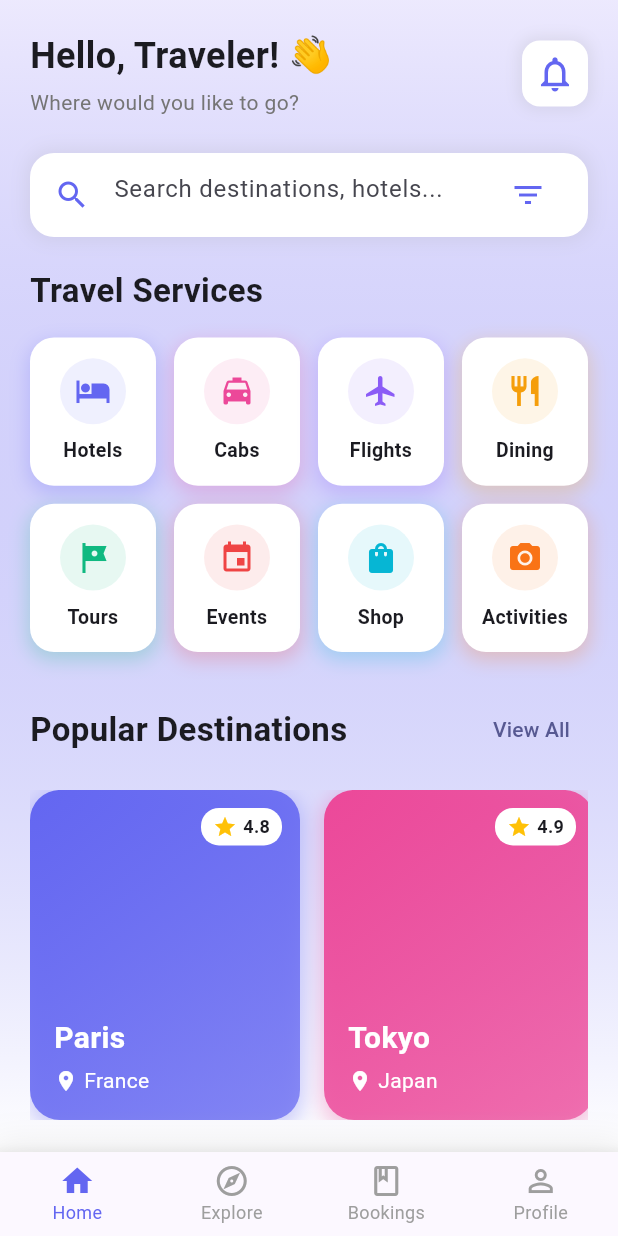
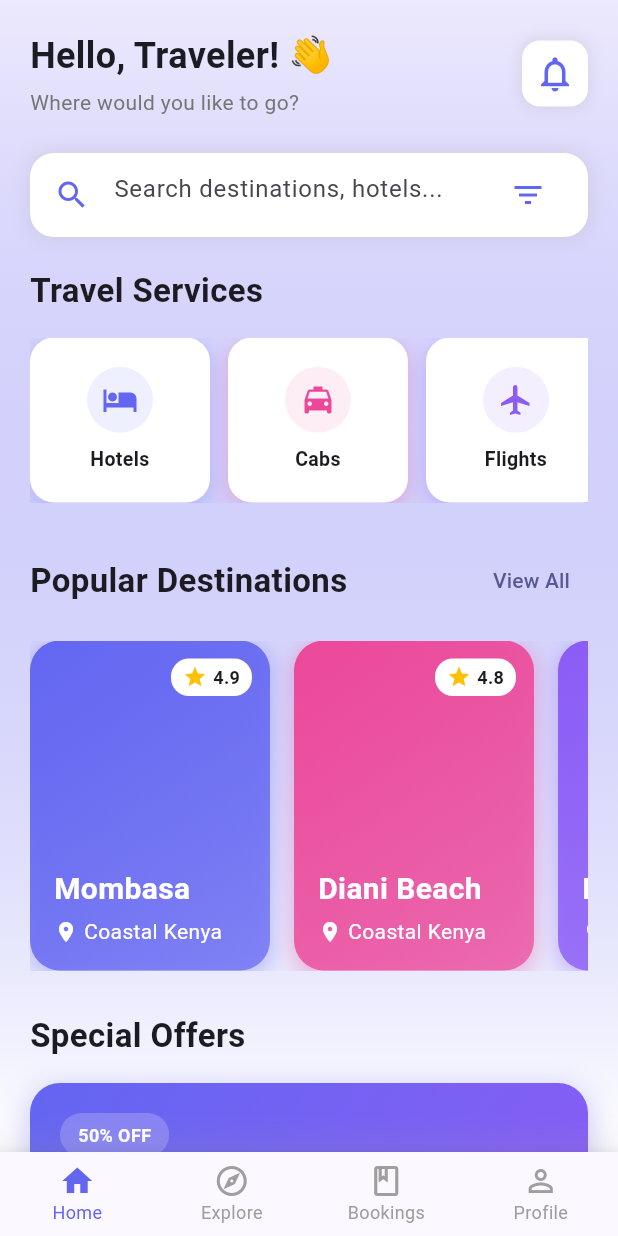
Before and after one commit to Fabrone/palmnazitest, a Flutter app: the HomeScreen screen opened directly, on a phone screen of 412 x 824 dp. Run offline on Flutter 3.47's test engine with Material 3 defaults, Android fonts, the phone set to English and light mode, and no system bars.

Commit message:
Enhanced the screen adaptiveness of the interface

```diff
--- a/lib/homescreen.dart
+++ b/lib/homescreen.dart
@@ -166,63 +166,37 @@ class _HomeScreenState extends State<HomeScreen> with TickerProviderStateMixin {
                     ),
                   ),
                   const SizedBox(height: 16),
-                  GridView.count(
-                    shrinkWrap: true,
-                    physics: const NeverScrollableScrollPhysics(),
-                    crossAxisCount: isTablet ? 4 : 4, // Changed to 4 columns for mobile
-                    mainAxisSpacing: 12, // Reduced spacing
-                    crossAxisSpacing: 12, // Reduced spacing
-                    childAspectRatio: isTablet ? 1.0 : 0.85, // Adjusted aspect ratio
-                    children: [
-                      _buildServiceCard(
-                        icon: Icons.hotel,
-                        title: 'Hotels',
-                        color: const Color(0xFF6366F1),
-                        delay: 0,
+                  SizedBox(
+                    height: 110, // Fixed height for horizontal scroll
+                    child: ListView.builder(
+                      scrollDirection: Axis.horizontal,
+                      itemCount: 8,
+                      itemBuilder: (context, index) {
+                        final services = [
+                          {'icon': Icons.hotel, 'title': 'Hotels', 'color': const Color(0xFF6366F1), 'delay': 0},
+                          {'icon': Icons.local_taxi, 'title': 'Cabs', 'color': const Color(0xFFEC4899), 'delay': 100},
+                          {'icon': Icons.flight, 'title': 'Flights', 'color': const Color(0xFF8B5CF6), 'delay': 200},
+                          {'icon': Icons.restaurant, 'title': 'Dining', 'color': const Color(0xFFF59E0B), 'delay': 300},
+                          {'icon': Icons.tour, 'title': 'Tours', 'color': const Color(0xFF10B981), 'delay': 400},
+                          {'icon': Icons.event, 'title': 'Events', 'color': const Color(0xFFEF4444), 'delay': 500},
+                          {'icon': Icons.shopping_bag, 'title': 'Shop', 'color': const Color(0xFF06B6D4), 'delay': 600},
+                          {'icon': Icons.camera_alt, 'title': 'Activities', 'color': const Color(0xFFF97316), 'delay': 700},
+                        ];
+
+                        return Padding(
+                          padding: EdgeInsets.only(
+                            right: 12,
+                            left: index == 0 ? 0 : 0,
                           ),
-                      _buildServiceCard(
-                        icon: Icons.local_taxi,
-                        title: 'Cabs',
-                        color: const Color(0xFFEC4899),
-                        delay: 100,
+                          child: _buildServiceCard(
+                            icon: services[index]['icon'] as IconData,
+                            title: services[index]['title'] as String,
+                            color: services[index]['color'] as Color,
+                            delay: services[index]['delay'] as int,
                           ),
-                      _buildServiceCard(
-                        icon: Icons.flight,
-                        title: 'Flights',
-                        color: const Color(0xFF8B5CF6),
-                        delay: 200,
+                        );
+                      },
                     ),
-                      _buildServiceCard(
-                        icon: Icons.restaurant,
-                        title: 'Dining',
-                        color: const Color(0xFFF59E0B),
-                        delay: 300,
-                      ),
-                      _buildServiceCard(
-                        icon: Icons.tour,
-                        title: 'Tours',
-                        color: const Color(0xFF10B981),
-                        delay: 400,
-                      ),
-                      _buildServiceCard(
-                        icon: Icons.event,
-                        title: 'Events',
-                        color: const Color(0xFFEF4444),
-                        delay: 500,
-                      ),
-                      _buildServiceCard(
-                        icon: Icons.shopping_bag,
-                        title: 'Shop',
-                        color: const Color(0xFF06B6D4),
-                        delay: 600,
-                      ),
-                      _buildServiceCard(
-                        icon: Icons.camera_alt,
-                        title: 'Activities',
-                        color: const Color(0xFFF97316),
-                        delay: 700,
-                      ),
-                    ],
                   ),
                   const SizedBox(height: 28),
                   Row(
@@ -246,7 +220,7 @@ class _HomeScreenState extends State<HomeScreen> with TickerProviderStateMixin {
                     height: 220,
                     child: ListView.builder(
                       scrollDirection: Axis.horizontal,
-                      itemCount: 5,
+                      itemCount: 8, // Updated to show all 8 destinations
                       itemBuilder: (context, index) {
                         return _buildDestinationCard(index);
                       },
@@ -306,6 +280,12 @@ class _HomeScreenState extends State<HomeScreen> with TickerProviderStateMixin {
     required Color color,
     required int delay,
   }) {
+    return LayoutBuilder(
+      builder: (context, constraints) {
+        // Responsive card width based on screen size
+        final screenWidth = MediaQuery.of(context).size.width;
+        final cardWidth = screenWidth < 600 ? 120.0 : screenWidth < 1024 ? 140.0 : 160.0;
+
         return TweenAnimationBuilder<double>(
           tween: Tween(begin: 0.0, end: 1.0),
           duration: Duration(milliseconds: 500 + delay),
@@ -320,14 +300,15 @@ class _HomeScreenState extends State<HomeScreen> with TickerProviderStateMixin {
                     // Handle service selection
                   },
                   child: Container(
+                    width: cardWidth,
                     decoration: BoxDecoration(
                       color: Colors.white,
-                  borderRadius: BorderRadius.circular(16), // Reduced from 20
+                      borderRadius: BorderRadius.circular(16),
                       boxShadow: [
                         BoxShadow(
                           color: color.withValues(alpha:0.25),
-                      blurRadius: 10, // Reduced shadow
-                      spreadRadius: 1, // Reduced spread
+                          blurRadius: 10,
+                          spreadRadius: 1,
                           offset: const Offset(0, 4),
                         ),
                       ],
@@ -336,27 +317,30 @@ class _HomeScreenState extends State<HomeScreen> with TickerProviderStateMixin {
                       mainAxisAlignment: MainAxisAlignment.center,
                       children: [
                         Container(
-                      padding: const EdgeInsets.all(10), // Reduced from 16
+                          padding: const EdgeInsets.all(10),
                           decoration: BoxDecoration(
                             color: color.withValues(alpha:0.1),
                             shape: BoxShape.circle,
                           ),
                           child: Icon(
                             icon,
-                        size: 24, // Reduced from 32
+                            size: 24,
                             color: color,
                           ),
                         ),
-                    const SizedBox(height: 8), // Reduced from 12
-                    Text(
+                        const SizedBox(height: 8),
+                        Padding(
+                          padding: const EdgeInsets.symmetric(horizontal: 4),
+                          child: Text(
                             title,
                             style: const TextStyle(
-                        fontSize: 13, // Reduced from 16
+                              fontSize: 13,
                               fontWeight: FontWeight.w600,
                             ),
                             textAlign: TextAlign.center,
                             maxLines: 1,
                             overflow: TextOverflow.ellipsis,
+                          ),
                         ),
                       ],
                     ),
@@ -366,15 +350,20 @@ class _HomeScreenState extends State<HomeScreen> with TickerProviderStateMixin {
             );
           },
         );
+      },
+    );
   }
 
   Widget _buildDestinationCard(int index) {
     final destinations = [
-      {'name': 'Paris', 'country': 'France', 'rating': '4.8'},
-      {'name': 'Tokyo', 'country': 'Japan', 'rating': '4.9'},
-      {'name': 'New York', 'country': 'USA', 'rating': '4.7'},
-      {'name': 'Dubai', 'country': 'UAE', 'rating': '4.8'},
-      {'name': 'London', 'country': 'UK', 'rating': '4.6'},
+      {'name': 'Mombasa', 'country': 'Coastal Kenya', 'rating': '4.9'},
+      {'name': 'Diani Beach', 'country': 'Coastal Kenya', 'rating': '4.8'},
+      {'name': 'Malindi', 'country': 'Coastal Kenya', 'rating': '4.7'},
+      {'name': 'Lamu Island', 'country': 'Coastal Kenya', 'rating': '4.8'},
+      {'name': 'Watamu', 'country': 'Coastal Kenya', 'rating': '4.7'},
+      {'name': 'Nairobi', 'country': 'Central Kenya', 'rating': '4.6'},
+      {'name': 'Maasai Mara', 'country': 'Rift Valley', 'rating': '4.9'},
+      {'name': 'Amboseli', 'country': 'Southern Kenya', 'rating': '4.8'},
     ];
 
     final colors = [
@@ -385,8 +374,14 @@ class _HomeScreenState extends State<HomeScreen> with TickerProviderStateMixin {
       const Color(0xFF10B981),
     ];
 
+    // Responsive card sizing
+    final screenWidth = MediaQuery.of(context).size.width;
+    final cardWidth = screenWidth < 600 ? 160.0 : screenWidth < 1024 ? 180.0 : 200.0;
+    final cardHeight = screenWidth < 600 ? 200.0 : 220.0;
+
     return Container(
-      width: 180,
+      width: cardWidth,
+      height: cardHeight,
       margin: const EdgeInsets.only(right: 16),
       decoration: BoxDecoration(
         borderRadius: BorderRadius.circular(20),
@@ -453,11 +448,15 @@ class _HomeScreenState extends State<HomeScreen> with TickerProviderStateMixin {
                   children: [
                     const Icon(Icons.location_on, color: Colors.white, size: 16),
                     const SizedBox(width: 4),
-                    Text(
+                    Expanded(
+                      child: Text(
                         destinations[index]['country']!,
                         style: const TextStyle(
                           color: Colors.white,
                           fontSize: 14,
+                        ),
+                        maxLines: 1,
+                        overflow: TextOverflow.ellipsis,
                       ),
                     ),
                   ],
```
Lines whose indentation alone changed are shown as unchanged.
